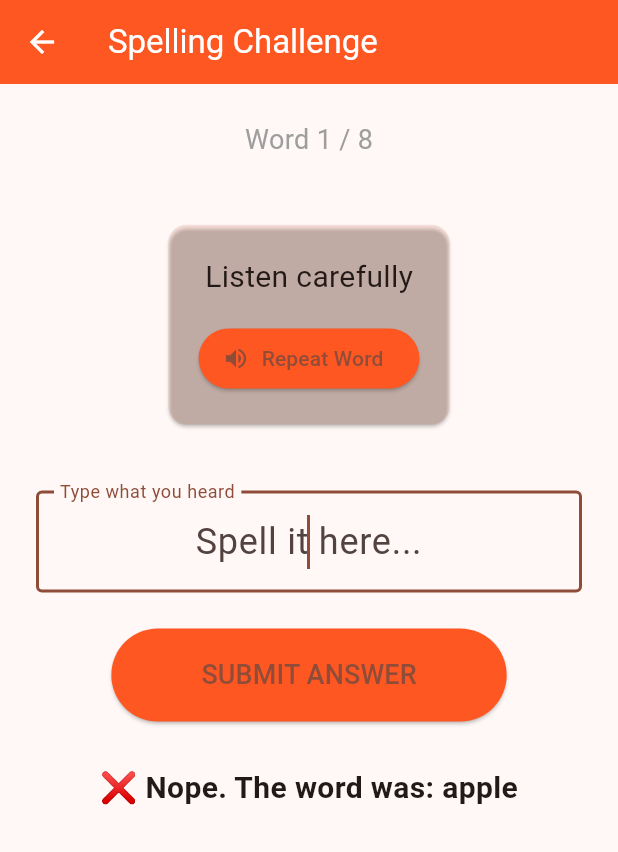
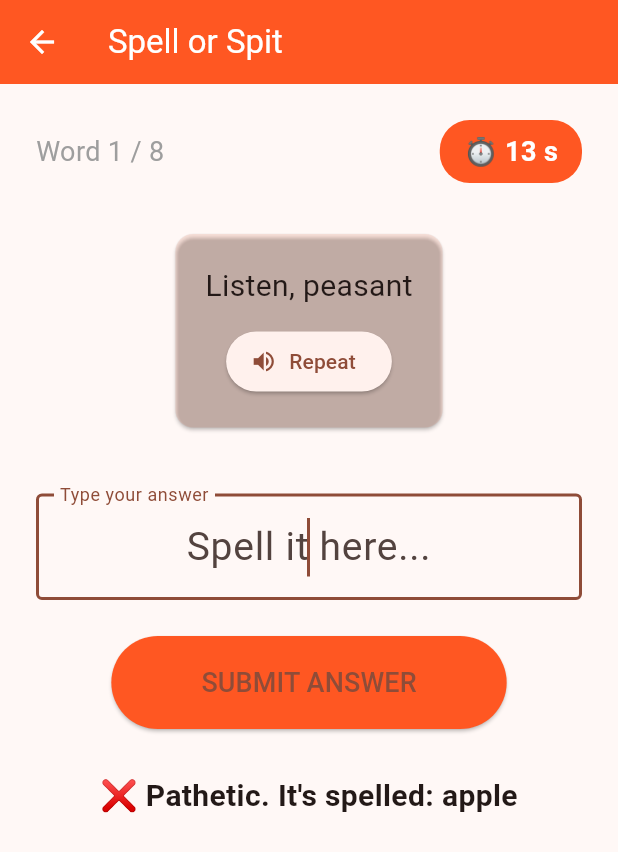
Before and after one commit to Guillaume-Perrochaud/wordsavage, a Flutter app: the SpellingScreen screen opened directly, after a tap on "SUBMIT ANSWER", on a phone screen of 412 x 824 dp. Shown: the top 852 px of the screen. Run offline on Flutter 3.47's test engine with Material 3 defaults, Android fonts, the phone set to English and light mode, and no system bars; our stand-ins replace flutter_tts.

Commit message:
Add timer + savage feedback to Spelling game

```diff
--- a/lib/screens/spelling_screen.dart
+++ b/lib/screens/spelling_screen.dart
@@ -1,5 +1,6 @@
 import 'package:flutter/material.dart';
 import 'package:flutter_tts/flutter_tts.dart';
+import 'dart:async';
 
 class SpellingScreen extends StatefulWidget {
   const SpellingScreen({super.key});
@@ -20,22 +21,51 @@ class _SpellingScreenState extends State<SpellingScreen> {
   int _currentIndex = 0;
   String _feedback = "";
   bool _isSpeaking = false;
+  Timer? _timer;
+  int _timeLeft = 0;
 
   @override
   void initState() {
     super.initState();
     _initTts();
-    Future.delayed(const Duration(milliseconds: 500), _speakCurrentWord);
+    _startNewWord();
   }
 
   Future<void> _initTts() async {
     await _flutterTts.setLanguage("en-GB");
-    await _flutterTts.setSpeechRate(0.65);     // Even slower
+    await _flutterTts.setSpeechRate(0.65);
     await _flutterTts.setPitch(1.0);
-    await _flutterTts.setVolume(1.0);
+  }
 
-    // These settings help reduce cracking
-    await _flutterTts.awaitSpeakCompletion(true);
+  void _startNewWord() {
+    _textController.clear();
+    _feedback = "";
+    _timeLeft = _calculateTimeForWord(_wordList[_currentIndex]);
+    _startTimer();
+    _speakCurrentWord();
+  }
+
+  int _calculateTimeForWord(String word) {
+    return 8 + (word.length * 1.2).round();
+  }
+
+  void _startTimer() {
+    _timer?.cancel();
+    _timer = Timer.periodic(const Duration(seconds: 1), (timer) {
+      if (_timeLeft > 0) {
+        setState(() => _timeLeft--);
+      } else {
+        _timeUp();
+      }
+    });
+  }
+
+  void _timeUp() {
+    _timer?.cancel();
+    setState(() {
+      _feedback = "⏰ Time's up, mortal. The word was: ${_wordList[_currentIndex]}";
+    });
+    Future.delayed(const Duration(seconds: 2), _nextWord);
   }
 
   Future<void> _speakCurrentWord() async {
@@ -45,30 +75,31 @@ class _SpellingScreenState extends State<SpellingScreen> {
   }
 
   void _checkSpelling() {
+    _timer?.cancel();
     String correctWord = _wordList[_currentIndex].toLowerCase();
     String userAnswer = _textController.text.trim().toLowerCase();
 
     if (userAnswer == correctWord) {
-      setState(() => _feedback = "✅ Savage! Correct!");
-      Future.delayed(const Duration(milliseconds: 1000), _nextWord);
+      setState(() => _feedback = "✅ Finally... Correct. Don't get cocky.");
+      Future.delayed(const Duration(milliseconds: 1200), _nextWord);
     } else {
       setState(() {
-        _feedback = "❌ Nope. The word was: ${_wordList[_currentIndex]}";
+        _feedback = "❌ Pathetic. It's spelled: ${_wordList[_currentIndex]}";
       });
+      Future.delayed(const Duration(seconds: 2), _nextWord);
     }
   }
 
   void _nextWord() {
     setState(() {
       _currentIndex = (_currentIndex + 1) % _wordList.length;
-      _feedback = "";
     });
-    _textController.clear();
-    _speakCurrentWord();
+    _startNewWord();
   }
 
   @override
   void dispose() {
+    _timer?.cancel();
     _textController.dispose();
     _flutterTts.stop();
     super.dispose();
@@ -78,7 +109,7 @@ class _SpellingScreenState extends State<SpellingScreen> {
   Widget build(BuildContext context) {
     return Scaffold(
       appBar: AppBar(
-        title: const Text("Spelling Challenge"),
+        title: const Text("Spell or Spit"),
         backgroundColor: Colors.deepOrange,
         foregroundColor: Colors.white,
       ),
@@ -86,12 +117,28 @@ class _SpellingScreenState extends State<SpellingScreen> {
         padding: const EdgeInsets.all(24.0),
         child: Column(
           children: [
-            Text(
-              "Word ${_currentIndex + 1} / ${_wordList.length}",
-              style: const TextStyle(fontSize: 18, color: Colors.grey),
+            Row(
+              mainAxisAlignment: MainAxisAlignment.spaceBetween,
+              children: [
+                Text(
+                  "Word ${_currentIndex + 1} / ${_wordList.length}",
+                  style: const TextStyle(fontSize: 18, color: Colors.grey),
+                ),
+                Container(
+                  padding: const EdgeInsets.symmetric(horizontal: 16, vertical: 8),
+                  decoration: BoxDecoration(
+                    color: _timeLeft < 6 ? Colors.red : Colors.deepOrange,
+                    borderRadius: BorderRadius.circular(20),
+                  ),
+                  child: Text(
+                    "⏱ $_timeLeft s",
+                    style: const TextStyle(fontSize: 18, fontWeight: FontWeight.bold, color: Colors.white),
+                  ),
+                ),
+              ],
             ),
 
-            const SizedBox(height: 40),
+            const SizedBox(height: 30),
 
             Card(
               color: Colors.deepOrange.withValues(alpha: 0.1),
@@ -100,15 +147,14 @@ class _SpellingScreenState extends State<SpellingScreen> {
                 child: Column(
                   children: [
                     Text(
-                      _isSpeaking ? "🔊 Speaking..." : "Listen carefully",
+                      _isSpeaking ? "🔊 Speaking..." : "Listen, peasant",
                       style: const TextStyle(fontSize: 20),
                     ),
-                    const SizedBox(height: 16),
+                    const SizedBox(height: 12),
                     ElevatedButton.icon(
                       onPressed: _speakCurrentWord,
                       icon: const Icon(Icons.volume_up),
-                      label: const Text("Repeat Word"),
-                      style: ElevatedButton.styleFrom(backgroundColor: Colors.deepOrange),
+                      label: const Text("Repeat"),
                     ),
                   ],
                 ),
@@ -120,13 +166,14 @@ class _SpellingScreenState extends State<SpellingScreen> {
             TextField(
               controller: _textController,
               decoration: const InputDecoration(
-                labelText: "Type what you heard",
+                labelText: "Type your answer",
                 border: OutlineInputBorder(),
                 hintText: "Spell it here...",
               ),
               textAlign: TextAlign.center,
-              style: const TextStyle(fontSize: 24),
+              style: const TextStyle(fontSize: 26),
               autofocus: true,
+              onSubmitted: (_) => _checkSpelling(),   // Enter key support
             ),
 
             const SizedBox(height: 24),
```
